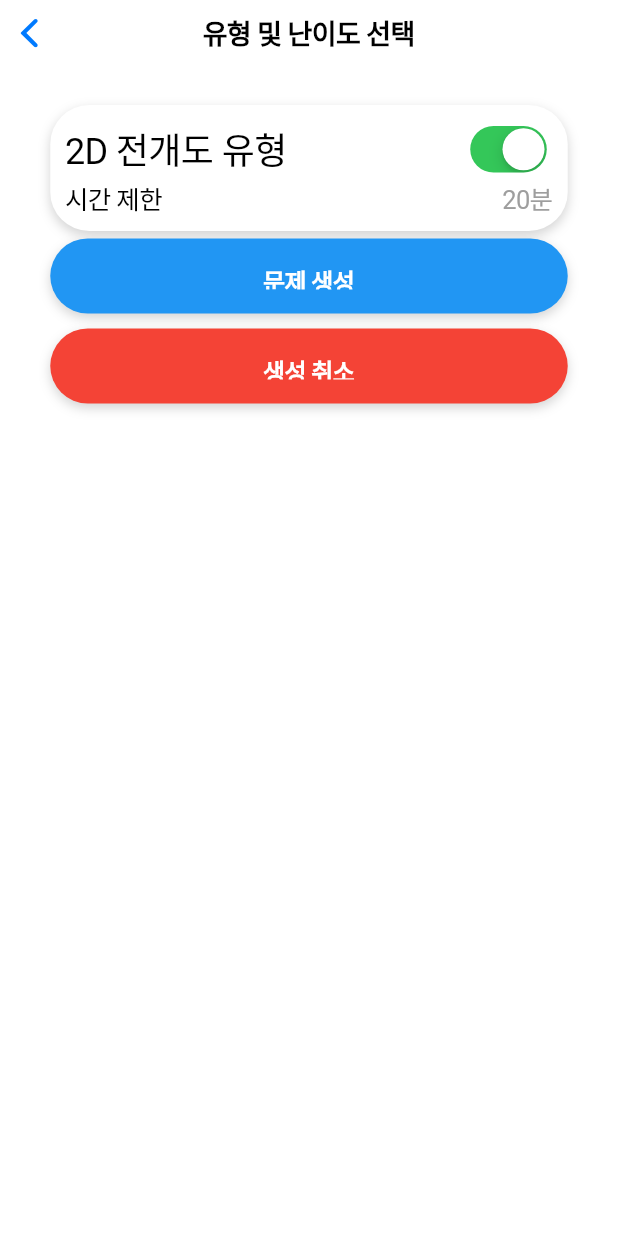
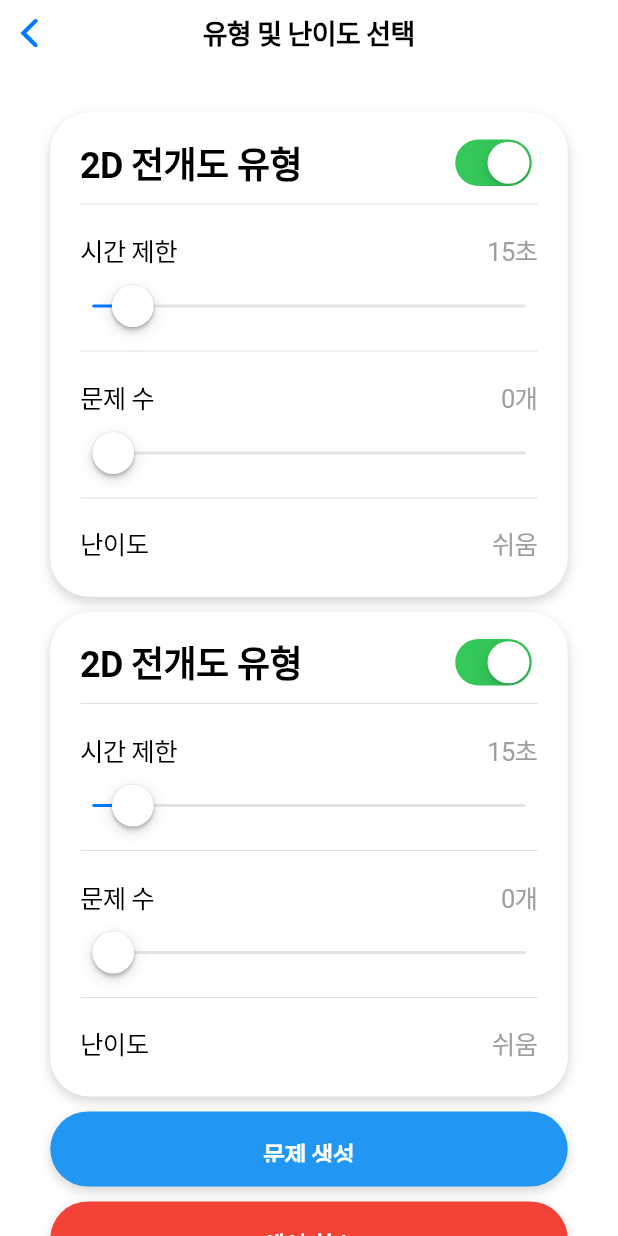
Before and after one commit to StationSoen/Capstone, a Flutter app: the SelectPage screen opened directly, on a phone screen of 412 x 824 dp. Run offline on Flutter 3.47's test engine with Material 2 defaults, Android fonts, the phone set to English and light mode, and no system bars; our stand-ins replace hive, hive_flutter, settings_ui; accounts and stored records are empty.

Commit message:
SelectPage WIP

```diff
--- a/Front/capstone/lib/selectPage.dart
+++ b/Front/capstone/lib/selectPage.dart
@@ -32,6 +32,7 @@ class _SelectPageState extends State<SelectPage> {
               crossAxisAlignment: CrossAxisAlignment.center,
               children: [
                 SelectionCard(),
+                SelectionCard(),
                 CircleButton(
                   text: "문제 생성",
                   marginVertical: 5,
@@ -59,13 +60,19 @@ class SelectionCard extends StatefulWidget {
 }
 
 class _SelectionCardState extends State<SelectionCard> {
-  double difficulty = 0;
   bool cardOnOff = true;
+
+  int difficulty = 0;
+  List<String> difficultyList = ["쉬움", "보통", "어려움"];
+
+  double time = 0.5;
+  double problemNumber = 0;
 
   @override
   Widget build(BuildContext context) {
     return Container(
-        padding: EdgeInsets.symmetric(vertical: 10, horizontal: 10),
+        padding: EdgeInsets.symmetric(vertical: 14, horizontal: 20),
+        margin: EdgeInsets.symmetric(vertical: 5),
         decoration: BoxDecoration(
           color: Colors.white,
           borderRadius: BorderRadius.circular(26.0),
@@ -86,7 +93,7 @@ class _SelectionCardState extends State<SelectionCard> {
               children: [
                 Text(
                   "2D 전개도 유형",
-                  style: TextStyle(fontSize: 24),
+                  style: TextStyle(fontSize: 24, fontWeight: FontWeight.w600),
                 ),
                 CupertinoSwitch(
                     value: cardOnOff,
@@ -97,17 +104,123 @@ class _SelectionCardState extends State<SelectionCard> {
                     })
               ],
             ),
-            Row(mainAxisAlignment: MainAxisAlignment.spaceBetween, children: [
+            Divider(),
+            Container(
+              padding: EdgeInsets.only(top: 10),
+              child: Row(
+                  mainAxisAlignment: MainAxisAlignment.spaceBetween,
+                  children: [
                     Text(
                       "시간 제한",
                       style: TextStyle(fontSize: 17),
                     ),
                     Text(
-                "20분",
+                      "${(time * 30).toInt()}초",
                       style: TextStyle(fontSize: 17, color: Colors.grey),
                     )
-            ])
+                  ]),
+            ),
+            Container(
+              padding: EdgeInsets.only(top: 3),
+              child: CupertinoSlider(
+                  value: time,
+                  max: 10,
+                  min: 0,
+                  divisions: 4,
+                  onChanged: (value) {
+                    setState(() {
+                      time = value;
+                    });
+                  }),
+            ),
+            Divider(),
+            Container(
+              padding: EdgeInsets.only(top: 10),
+              child: Row(
+                  mainAxisAlignment: MainAxisAlignment.spaceBetween,
+                  children: [
+                    Text(
+                      "문제 수",
+                      style: TextStyle(fontSize: 17),
+                    ),
+                    Text(
+                      "${problemNumber.toInt()}개",
+                      style: TextStyle(fontSize: 17, color: Colors.grey),
+                    )
+                  ]),
+            ),
+            Container(
+              padding: EdgeInsets.only(top: 3),
+              child: CupertinoSlider(
+                  value: problemNumber,
+                  max: 10,
+                  min: 0,
+                  divisions: 10,
+                  onChanged: (value) {
+                    setState(() {
+                      problemNumber = value;
+                    });
+                  }),
+            ),
+            Divider(),
+            CupertinoButton(
+                padding: EdgeInsets.all(0),
+                child: Row(
+                    mainAxisAlignment: MainAxisAlignment.spaceBetween,
+                    children: [
+                      Text(
+                        "난이도",
+                        style: TextStyle(fontSize: 17, color: Colors.black),
+                      ),
+                      Text(
+                        difficultyList[difficulty],
+                        style: TextStyle(fontSize: 17, color: Colors.grey),
+                      )
+                    ]),
+                onPressed: () {
+                  difficultyActionsheet(context);
+                })
           ],
         ));
   }
+
+  void difficultyActionsheet(BuildContext context) async {
+    await showCupertinoModalPopup(
+      context: context,
+      builder: (BuildContext context) => CupertinoActionSheet(
+          actions: <Widget>[
+            CupertinoActionSheetAction(
+              child: const Text('쉬움'),
+              onPressed: () {
+                difficulty = 0;
+                setState(() {});
+                Navigator.pop(context);
+              },
+            ),
+            CupertinoActionSheetAction(
+              child: const Text('보통'),
+              onPressed: () {
+                difficulty = 1;
+                setState(() {});
+                Navigator.pop(context);
+              },
+            ),
+            CupertinoActionSheetAction(
+              child: const Text('어려움'),
+              onPressed: () {
+                difficulty = 2;
+                setState(() {});
+                Navigator.pop(context);
+              },
+            )
+          ],
+          cancelButton: CupertinoActionSheetAction(
+            child: const Text('취소'),
+            isDefaultAction: true,
+            onPressed: () {
+              Navigator.pop(context);
+            },
+          )),
+    );
   }
+}
```
Lines whose indentation alone changed are shown as unchanged.
